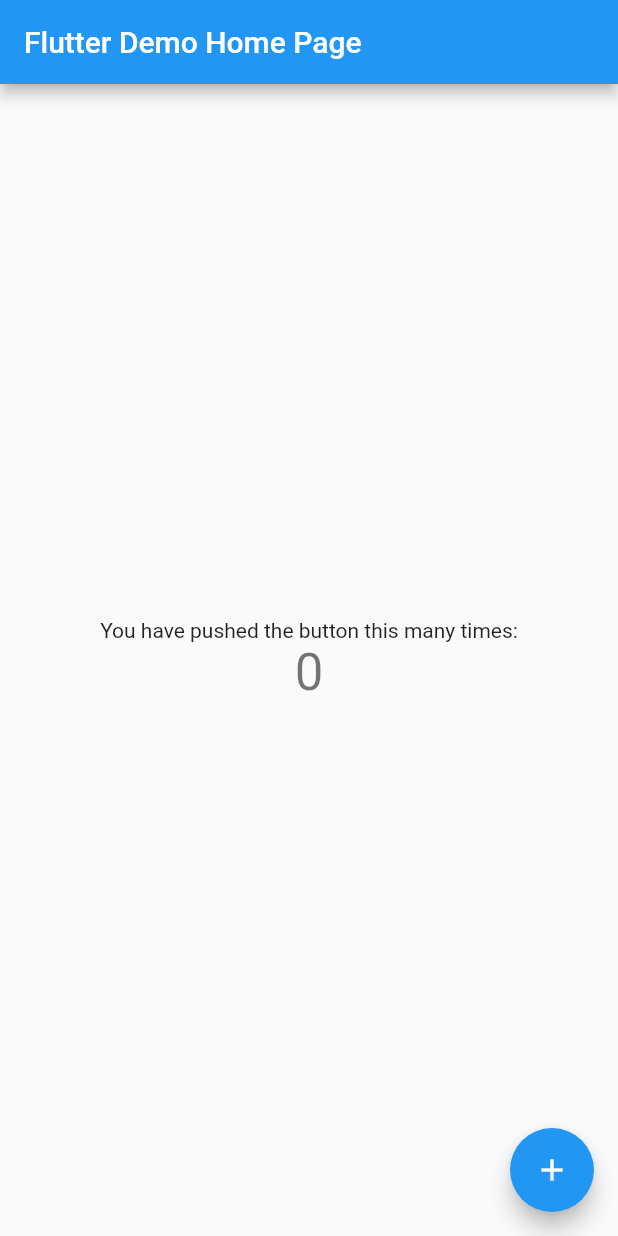
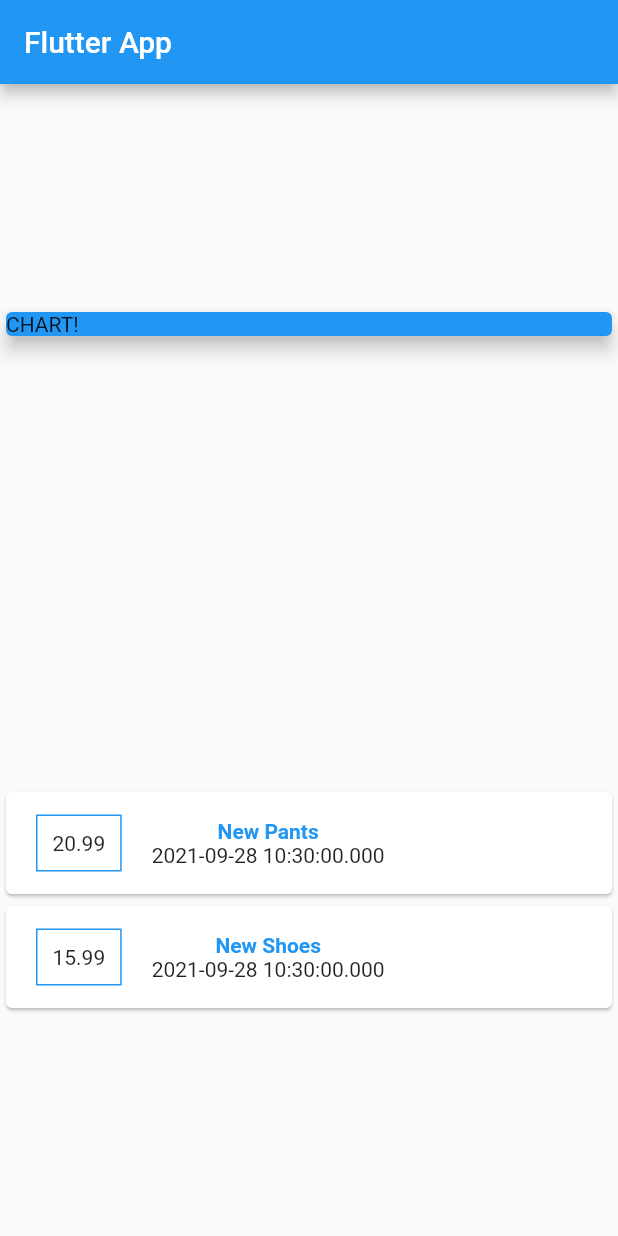
Before and after one commit to adrianniglus/personal_expenses_app, a Flutter app: the screen it shows after launch, on a phone screen of 412 x 824 dp. Run offline on Flutter 3.47's test engine with Material 2 defaults, Android fonts, the phone set to English and light mode, and no system bars.

Commit message:
styling text

```diff
--- a/lib/main.dart
+++ b/lib/main.dart
@@ -1,115 +1,73 @@
 import 'package:flutter/material.dart';
+import './transaction.dart';
 
-void main() {
-  runApp(const MyApp());
-}
+void main() => runApp(MyApp());
 
 class MyApp extends StatelessWidget {
-  const MyApp({Key? key}) : super(key: key);
-
-  // This widget is the root of your application.
   @override
   Widget build(BuildContext context) {
     return MaterialApp(
-      title: 'Flutter Demo',
-      theme: ThemeData(
-        // This is the theme of your application.
-        //
-        // Try running your application with "flutter run". You'll see the
-        // application has a blue toolbar. Then, without quitting the app, try
-        // changing the primarySwatch below to Colors.green and then invoke
-        // "hot reload" (press "r" in the console where you ran "flutter run",
-        // or simply save your changes to "hot reload" in a Flutter IDE).
-        // Notice that the counter didn't reset back to zero; the application
-        // is not restarted.
-        primarySwatch: Colors.blue,
-      ),
-      home: const MyHomePage(title: 'Flutter Demo Home Page'),
+      title: 'Flutter App',
+      home: MyHomePage(),
     );
   }
 }
 
-class MyHomePage extends StatefulWidget {
-  const MyHomePage({Key? key, required this.title}) : super(key: key);
-
-  // This widget is the home page of your application. It is stateful, meaning
-  // that it has a State object (defined below) that contains fields that affect
-  // how it looks.
-
-  // This class is the configuration for the state. It holds the values (in this
-  // case the title) provided by the parent (in this case the App widget) and
-  // used by the build method of the State. Fields in a Widget subclass are
-  // always marked "final".
-
-  final String title;
-
-  @override
-  State<MyHomePage> createState() => _MyHomePageState();
-}
-
-class _MyHomePageState extends State<MyHomePage> {
-  int _counter = 0;
-
-  void _incrementCounter() {
-    setState(() {
-      // This call to setState tells the Flutter framework that something has
-      // changed in this State, which causes it to rerun the build method below
-      // so that the display can reflect the updated values. If we changed
-      // _counter without calling setState(), then the build method would not be
-      // called again, and so nothing would appear to happen.
-      _counter++;
-    });
-  }
+class MyHomePage extends StatelessWidget {
+  final List<Transaction> transactions = [
+    Transaction(
+        id: 't1', title: 'New Pants', amount: 20.99, date: DateTime.now()),
+    Transaction(
+        id: 't2', title: 'New Shoes', amount: 15.99, date: DateTime.now())
+  ];
 
   @override
   Widget build(BuildContext context) {
-    // This method is rerun every time setState is called, for instance as done
-    // by the _incrementCounter method above.
-    //
-    // The Flutter framework has been optimized to make rerunning build methods
-    // fast, so that you can just rebuild anything that needs updating rather
-    // than having to individually change instances of widgets.
     return Scaffold(
         appBar: AppBar(
-        // Here we take the value from the MyHomePage object that was created by
-        // the App.build method, and use it to set our appbar title.
-        title: Text(widget.title),
+          title: Text('Flutter App'),
         ),
-      body: Center(
-        // Center is a layout widget. It takes a single child and positions it
-        // in the middle of the parent.
-        child: Column(
-          // Column is also a layout widget. It takes a list of children and
-          // arranges them vertically. By default, it sizes itself to fit its
-          // children horizontally, and tries to be as tall as its parent.
-          //
-          // Invoke "debug painting" (press "p" in the console, choose the
-          // "Toggle Debug Paint" action from the Flutter Inspector in Android
-          // Studio, or the "Toggle Debug Paint" command in Visual Studio Code)
-          // to see the wireframe for each widget.
-          //
-          // Column has various properties to control how it sizes itself and
-          // how it positions its children. Here we use mainAxisAlignment to
-          // center the children vertically; the main axis here is the vertical
-          // axis because Columns are vertical (the cross axis would be
-          // horizontal).
-          mainAxisAlignment: MainAxisAlignment.center,
-          children: <Widget>[
-            const Text(
-              'You have pushed the button this many times:',
+        body: Column(
+          mainAxisAlignment: MainAxisAlignment.spaceAround,
+          crossAxisAlignment: CrossAxisAlignment.stretch,
+          children: [
+            Container(
+              child: Card(
+                child: Text('CHART!'),
+                elevation: 5,
+                color: Colors.blue,
               ),
+            ),
+            Column(
+              children: transactions.map((transaction) {
+                return Card(
+                  child: Row(
+                    children: [
+                      Container(
+                        margin:
+                            EdgeInsets.symmetric(horizontal: 20, vertical: 15),
+                        decoration: BoxDecoration(
+                            border: Border.all(width: 1, color: Colors.blue)),
+                        padding: EdgeInsets.all(10),
+                        child: Text(transaction.amount.toString()),
+                      ),
+                      Column(
+                        children: [
                           Text(
-              '$_counter',
-              style: Theme.of(context).textTheme.headline4,
+                            transaction.title,
+                            style: TextStyle(
+                                fontWeight: FontWeight.bold,
+                                color: Colors.blue),
                           ),
+                          Text(transaction.date.toString()),
+                        ],
+                      )
                     ],
                   ),
-      ),
-      floatingActionButton: FloatingActionButton(
-        onPressed: _incrementCounter,
-        tooltip: 'Increment',
-        child: const Icon(Icons.add),
-      ), // This trailing comma makes auto-formatting nicer for build methods.
                 );
+              }).toList(),
+            )
+          ],
+        ));
   }
 }
--- /dev/null
+++ b/lib/transaction.dart
@@ -0,0 +1,15 @@
+import 'package:flutter/material.dart';
+
+class Transaction {
+  final String id;
+  final String title;
+  final double amount;
+  final DateTime date;
+
+  Transaction({
+    @required this.id,
+    @required this.title,
+    @required this.amount,
+    @required this.date
+  });
+}
```
Also changed, not shown: pubspec.yaml (+3 -16 lines), 1 other file. Lines whose indentation alone changed are shown as unchanged.
